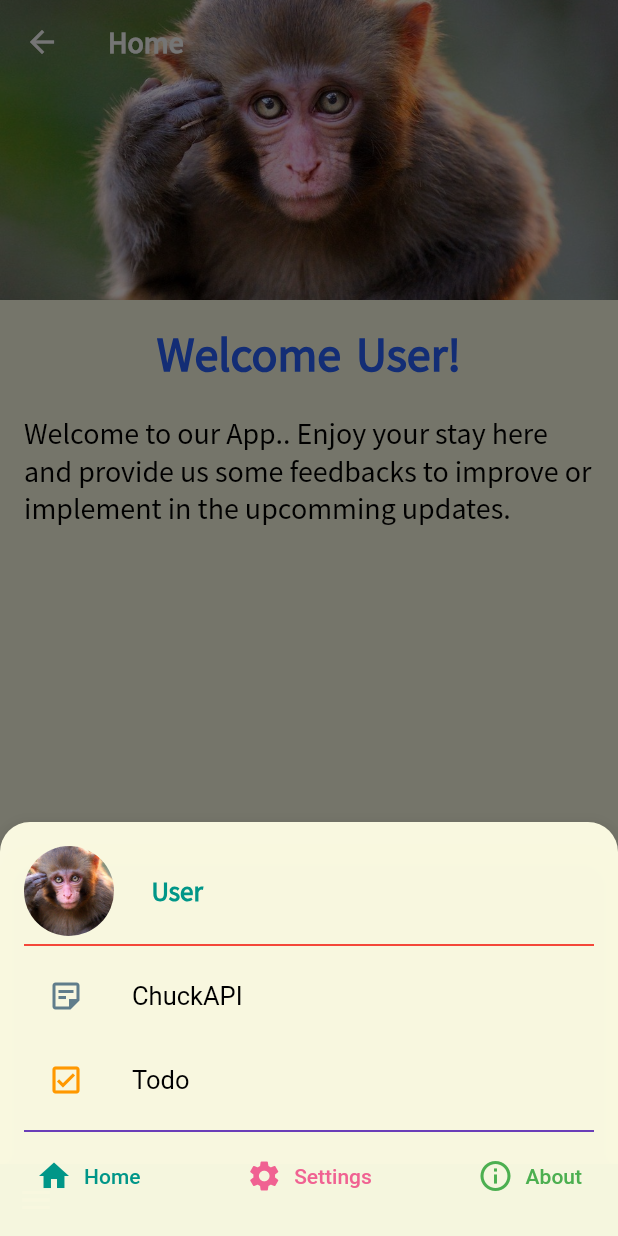
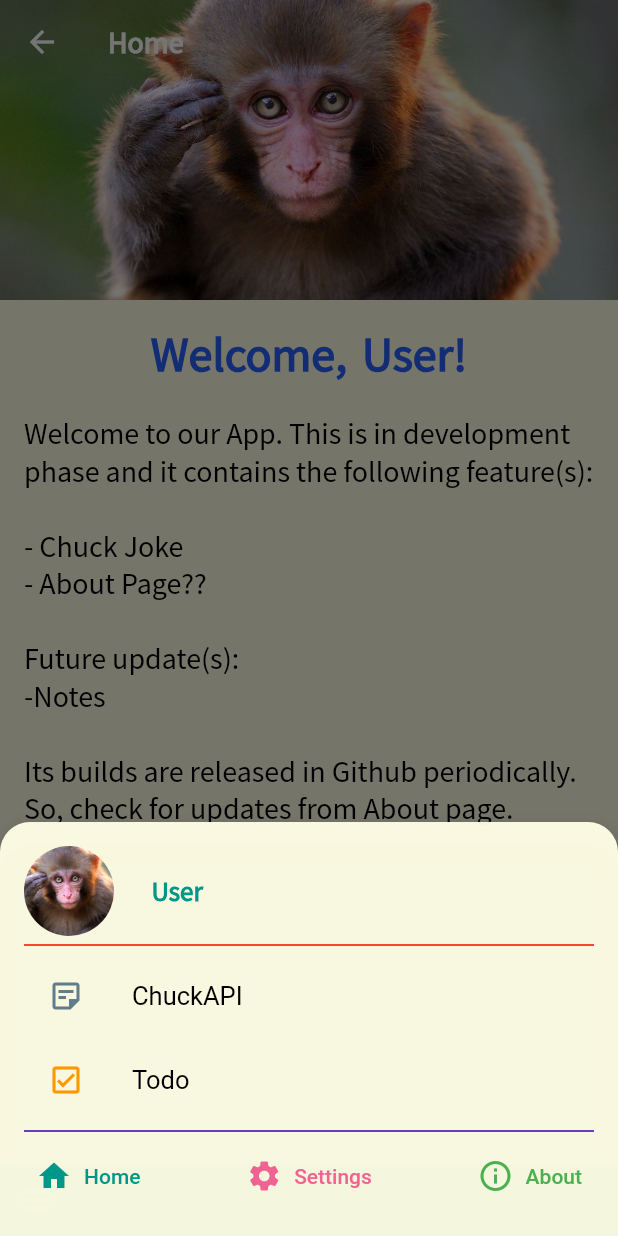
Before and after one commit to Lone-Matrix/flutter-extra, a Flutter app: the MyHomePage screen opened by its route, after a tap on the "menu" icon, on a phone screen of 412 x 824 dp. Run offline on Flutter 3.47's test engine with Material 2 defaults, Android fonts, the phone set to English and light mode, and no system bars; our stand-ins replace flutter_svg, shared_preferences, url_strategy; accounts and stored records are empty.

Commit message:
initial release

```diff
--- a/lib/screens/drawer.dart
+++ b/lib/screens/drawer.dart
@@ -21,7 +21,8 @@ Future myDrawer(BuildContext context, Color color, DrawerItems dItem) {
         topRight: Radius.circular(20.0),
       ),
     ),
-    // backgroundColor: Theme.of(context).canvasColor,
+    backgroundColor:
+        MyTheme.isDark ? Colors.grey[800] : Theme.of(context).canvasColor,
     context: context,
     isScrollControlled: true,
     //isDismissible: false,
@@ -193,6 +194,9 @@ Future myDrawer(BuildContext context, Color color, DrawerItems dItem) {
                           topRight: Radius.circular(10.0),
                         ),
                       ),
+                      backgroundColor: MyTheme.isDark
+                          ? Colors.grey[800]
+                          : Theme.of(context).canvasColor,
                       isScrollControlled: true,
                       context: context,
                       builder: (context) => Padding(
@@ -223,6 +227,7 @@ Future myDrawer(BuildContext context, Color color, DrawerItems dItem) {
                                 trailing: Switch(
                                   value: MyTheme.isDark,
                                   onChanged: (value) async {
+                                    Navigator.of(context).pop();
                                     SharedPreferences prefs =
                                         await SharedPreferences.getInstance();
                                     currentTheme.switchTheme(prefs);
--- a/lib/screens/home.dart
+++ b/lib/screens/home.dart
@@ -52,7 +52,7 @@ class _MyHomePageState extends State<MyHomePage> {
             child: Padding(
               padding: const EdgeInsets.all(16.0),
               child: Text(
-                'Welcome $name!',
+                'Welcome, $name!',
                 textAlign: TextAlign.center,
                 style: TextStyle(
                   wordSpacing: 3.5,
@@ -87,7 +87,16 @@ class _MyHomePageState extends State<MyHomePage> {
             delegate: SliverChildBuilderDelegate(
               (context, index) => ListTile(
                 title: Text(
-                  'Welcome to our App.. Enjoy your stay here and provide us some feedbacks to improve or implement in the upcomming updates.',
+                  '''Welcome to our App. This is in development phase and it contains the following feature(s):
+
+- Chuck Joke
+- About Page??
+
+Future update(s):
+-Notes
+
+Its builds are released in Github periodically. So, check for updates from About page.
+''',
                   style: Theme.of(context).textTheme.headline4,
                 ),
               ),
```
Also changed, not shown: lib/screens/about.dart (+7 -3 lines), assets/images/twitter_profile.jpg (added), 1 other file.
